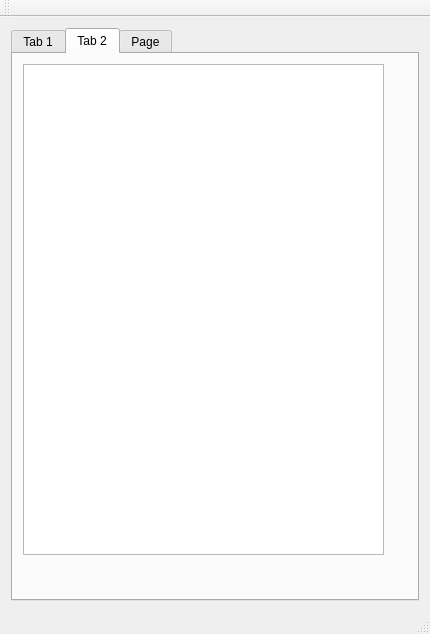
This is mainwindow.ui in arackaf/booklist-desktop as Qt 5 draws it before an edit. The edited form follows.
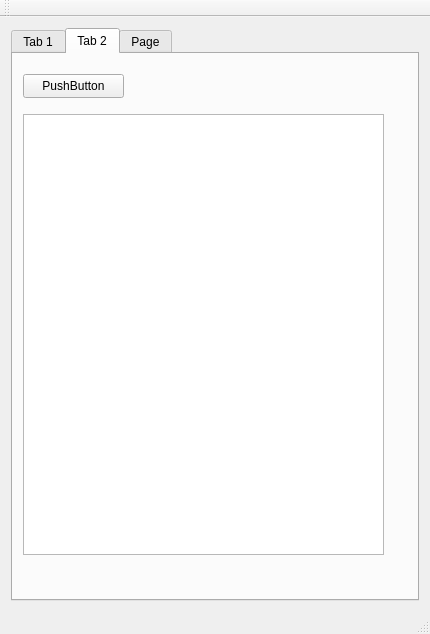
This is the edited form.

Commit message: Button handler POC

Diff of the .ui file:
```diff
--- a/mainwindow.ui
+++ b/mainwindow.ui
@@ -38,12 +38,25 @@
         <property name="geometry">
          <rect>
           <x>10</x>
-          <y>10</y>
+          <y>60</y>
           <width>361</width>
-          <height>491</height>
+          <height>441</height>
          </rect>
         </property>
        </widget>
+       <widget class="QPushButton" name="pushButton">
+        <property name="geometry">
+         <rect>
+          <x>10</x>
+          <y>20</y>
+          <width>101</width>
+          <height>24</height>
+         </rect>
+        </property>
+        <property name="text">
+         <string>PushButton</string>
+        </property>
+       </widget>
       </widget>
       <widget class="QWidget" name="tab_3">
        <attribute name="title">
```
The commit also changes 1 other file.
